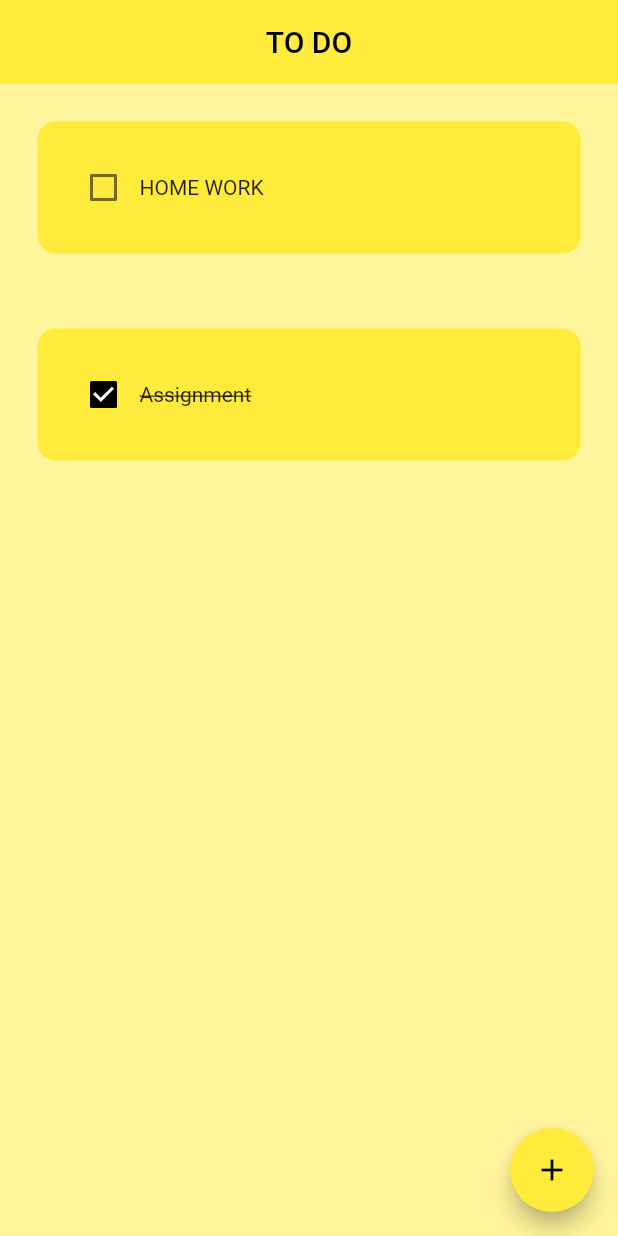
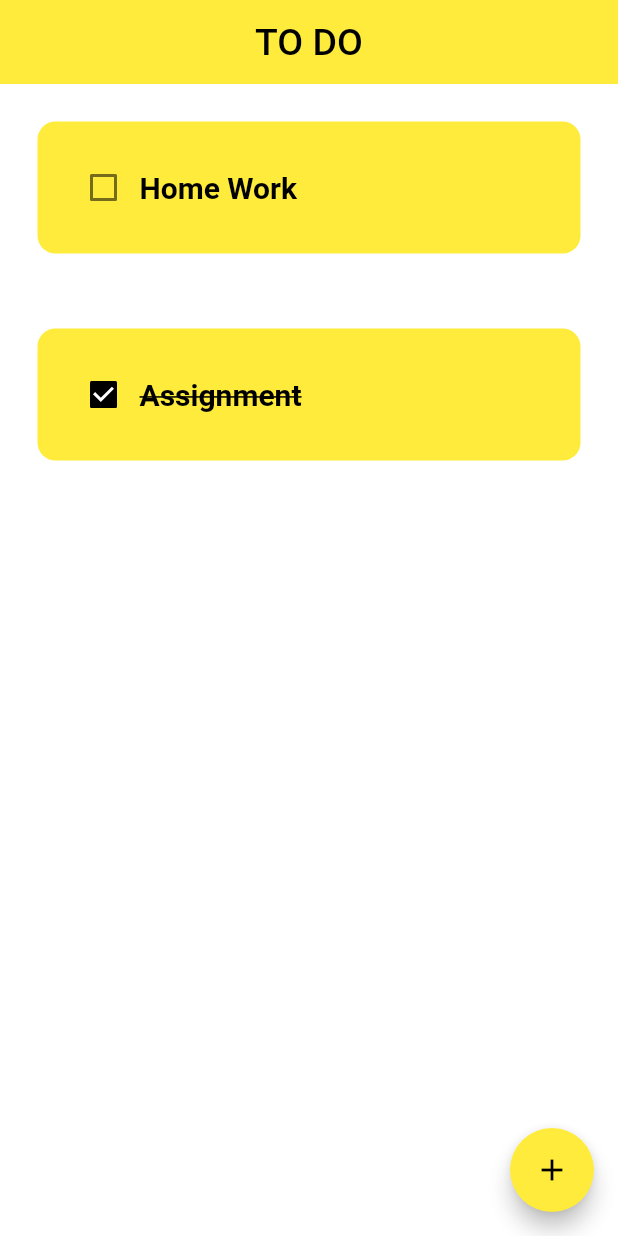
Before and after one commit to robindevelops/todoapp, a Flutter app: the screen it shows after launch, on a phone screen of 412 x 824 dp. Run offline on Flutter 3.47's test engine with Material 2 defaults, Android fonts, the phone set to English and light mode, and no system bars; drawn by our look-alikes of flutter_slidable.

Commit message:
ui changed

```diff
--- a/lib/pages/homepage.dart
+++ b/lib/pages/homepage.dart
@@ -11,8 +11,8 @@ class homepage extends StatefulWidget {
 class _homepageState extends State<homepage> {
   TextEditingController _save = TextEditingController();
   List todolist = [
-    ["HOME WORK", false],
-    ["Assignment", true]
+    ["Home Work", false],
+    ["Assignment", true],
   ];
 
   void checkboxchanged(bool? value, int index) {
@@ -38,10 +38,15 @@ class _homepageState extends State<homepage> {
   @override
   Widget build(BuildContext context) {
     return Scaffold(
-      backgroundColor: Colors.yellow[200],
+      backgroundColor: Colors.white,
       appBar: AppBar(
         elevation: 0,
-        title: const Text("TO DO"),
+        title: const Text(
+          "TO DO",
+          style: TextStyle(
+            fontSize: 25,
+          ),
+        ),
         centerTitle: true,
       ),
       body: ListView.builder(
--- a/lib/pages/todotile.dart
+++ b/lib/pages/todotile.dart
@@ -20,7 +20,7 @@ class ToDotile extends StatelessWidget {
       padding: const EdgeInsets.all(25.0),
       child: Slidable(
         endActionPane: ActionPane(
-          motion: StretchMotion(),
+          motion: const StretchMotion(),
           children: [
             SlidableAction(
               onPressed: deletefunction,
@@ -41,6 +41,9 @@ class ToDotile extends StatelessWidget {
               Text(
                 taskname,
                 style: TextStyle(
+                    fontSize: 20,
+                    fontWeight: FontWeight.bold,
+                    color: Colors.black,
                     decoration: taskcompleted
                         ? TextDecoration.lineThrough
                         : TextDecoration.none),
```
